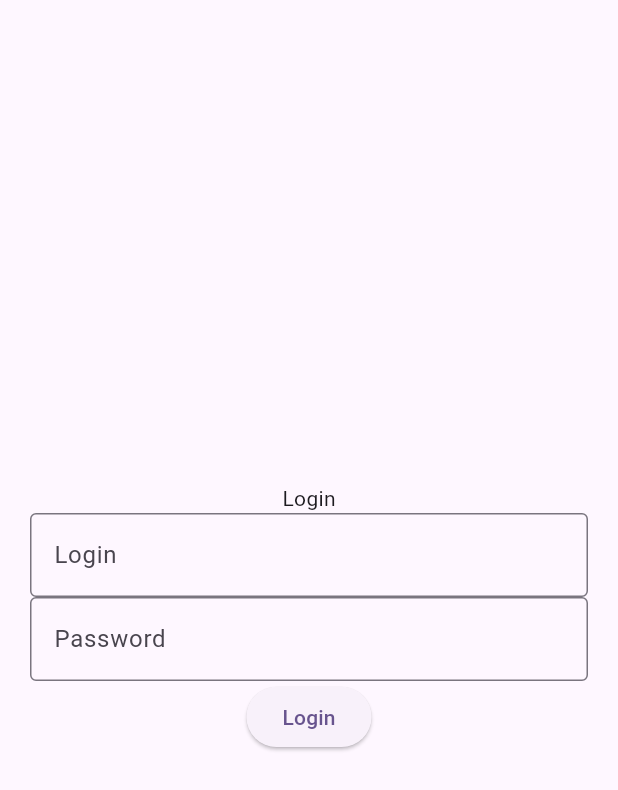
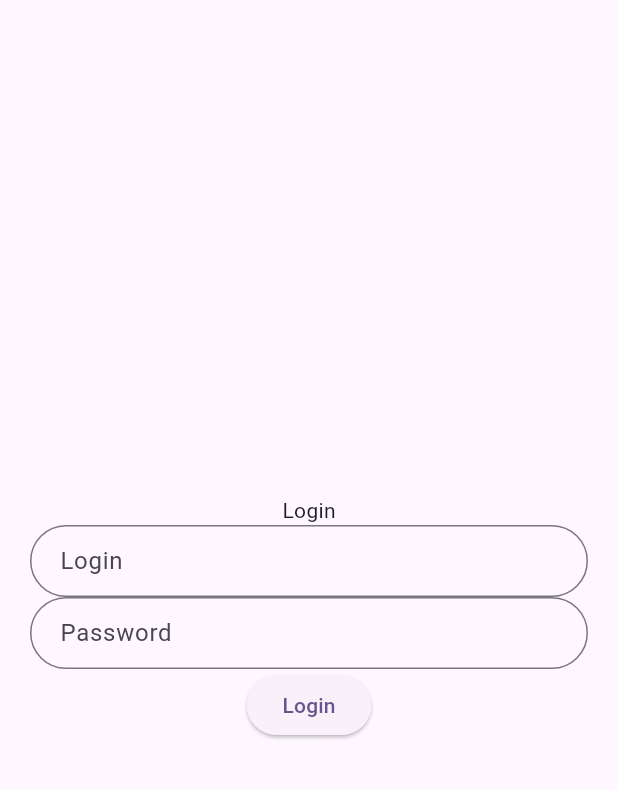
Before and after one commit to LucaSoftDev/weather_app, a Flutter app: the screen it shows after launch, on a phone screen of 412 x 824 dp. Shown: the top 790 px of the screen. Run offline on Flutter 3.47's test engine with Material 3 defaults, Android fonts, the phone set to English and light mode, and no system bars.

Commit message:
decorating inputs

```diff
--- a/lib/main.dart
+++ b/lib/main.dart
@@ -16,9 +16,18 @@
       theme: ThemeData(
         colorScheme: ColorScheme.fromSeed(seedColor: Colors.deepPurple),
         useMaterial3: true,
+        inputDecorationTheme: InputDecorationTheme(
+          contentPadding: EdgeInsets.symmetric(vertical: 12.0, horizontal: 16.0),
+          border: OutlineInputBorder(borderRadius: BorderRadius.circular(32.0)),
+          focusedBorder: OutlineInputBorder(
+            borderSide: BorderSide(color: Colors.deepPurple, width: 2.0),
+            borderRadius: BorderRadius.circular(32.0),
+          ),
+        ),
       ),
       home: const LoginView(),
       debugShowCheckedModeBanner: false,
+
     );
   }
 }
--- a/lib/views/login_view.dart
+++ b/lib/views/login_view.dart
@@ -21,13 +21,12 @@ class _LoginViewState extends State<LoginView> {
               const TextField(
                 decoration: InputDecoration(
                   hintText: 'Login',
-                  border: OutlineInputBorder(),
                 ),
               ),
+
               const TextField(
                 decoration: InputDecoration(
                   hintText: 'Password',
-                  border: OutlineInputBorder(),
                 ),
               ),
               ElevatedButton(
```
